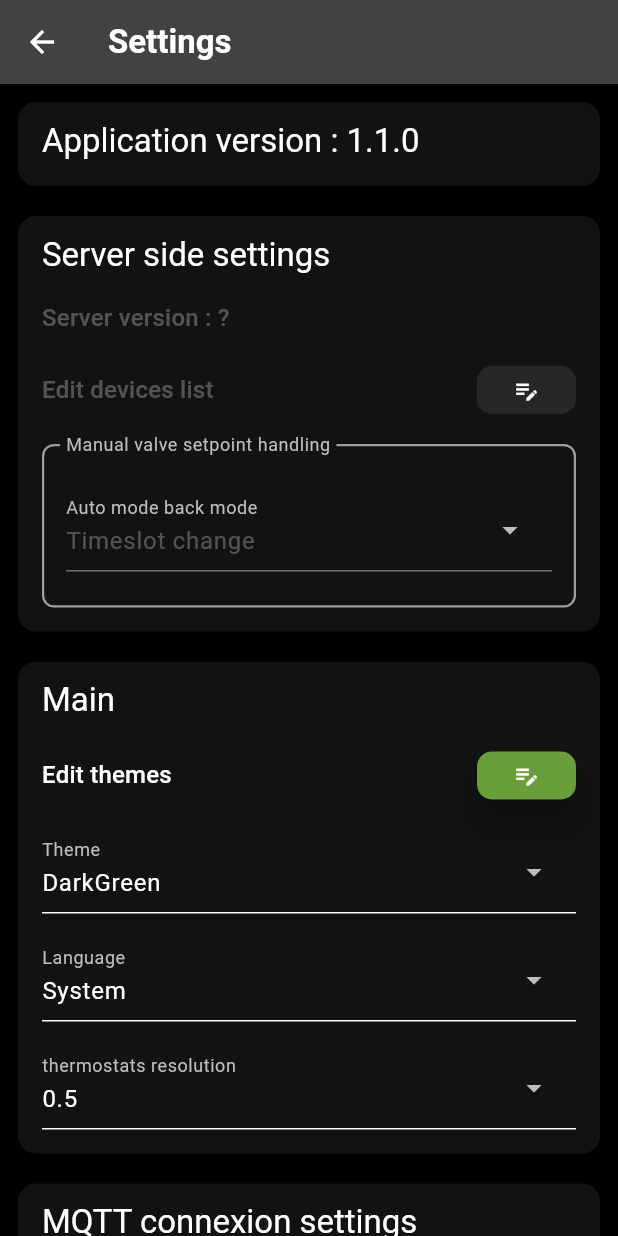
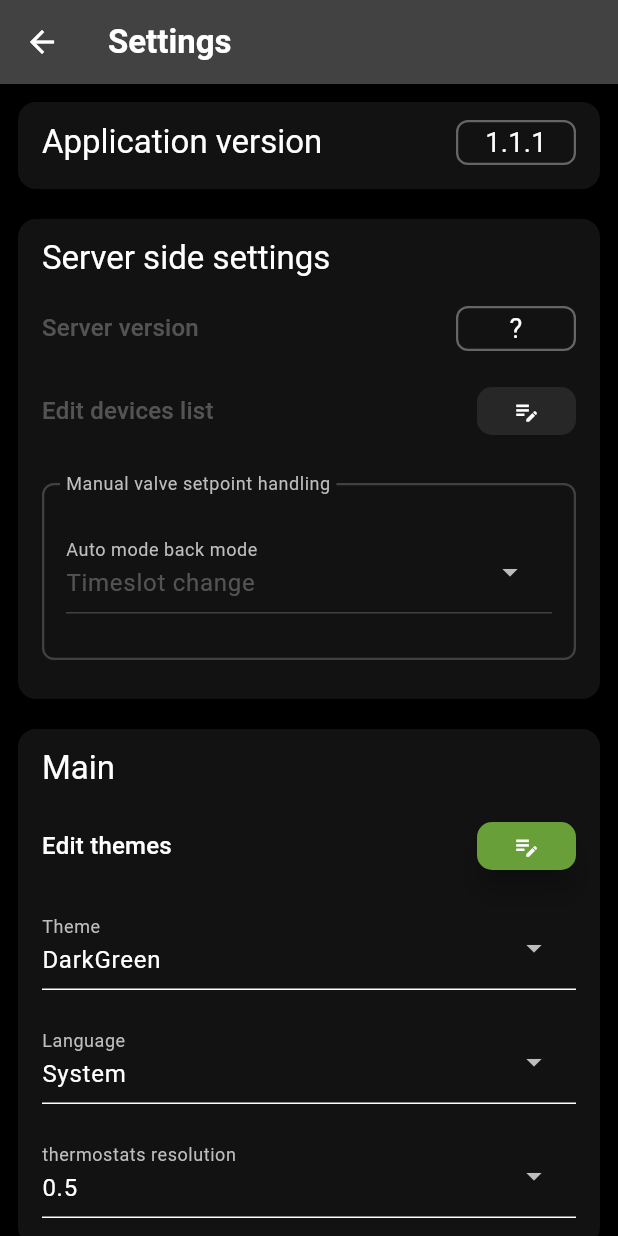
Before and after one commit to celariss/flutter_heating_control_app, a Flutter app: the SettingsPage screen opened directly, on a phone screen of 412 x 824 dp. Run offline on Flutter 3.47's test engine with Material 3 defaults, Android fonts, the phone set to English and light mode, and no system bars; our stand-ins replace flutter_colorpicker, flutter_secure_storage, package_info_plus, shared_preferences, sleek_circular_slider, yaml; missing offline and left inert: event, mqtt_client, navbar_router; accounts and stored records are empty.

Commit message:
localized strings in themes editor + visual improvements

```diff
--- a/lib/l10n/app_localizations.dart
+++ b/lib/l10n/app_localizations.dart
@@ -401,14 +401,14 @@ abstract class AppLocalizations {
   /// No description provided for @settingsAppVersion.
   ///
   /// In en, this message translates to:
-  /// **'Application version : {version}'**
-  String settingsAppVersion(String version);
+  /// **'Application version'**
+  String get settingsAppVersion;
 
   /// No description provided for @settingsServerVersion.
   ///
   /// In en, this message translates to:
-  /// **'Server version : {version}'**
-  String settingsServerVersion(String version);
+  /// **'Server version'**
+  String get settingsServerVersion;
 
   /// No description provided for @settingsErrorMandatoryValue.
   ///
@@ -715,6 +715,114 @@ abstract class AppLocalizations {
   /// In en, this message translates to:
   /// **'Some weekdays are still active on this daily timeslots'**
   String get timeslotsErrorNotEmpty;
+
+  /// No description provided for @background1Color.
+  ///
+  /// In en, this message translates to:
+  /// **'Background #1 (behind)'**
+  String get background1Color;
+
+  /// No description provided for @background2Color.
+  ///
+  /// In en, this message translates to:
+  /// **'Background #2 (middle)'**
+  String get background2Color;
+
+  /// No description provided for @background3Color.
+  ///
+  /// In en, this message translates to:
+  /// **'Background #3 (front)'**
+  String get background3Color;
+
+  /// No description provided for @normalTextColor.
+  ///
+  /// In en, this message translates to:
+  /// **'Standard text'**
+  String get normalTextColor;
+
+  /// No description provided for @specialTextColor.
+  ///
+  /// In en, this message translates to:
+  /// **'Special text'**
+  String get specialTextColor;
+
+  /// No description provided for @appBarColor.
+  ///
+  /// In en, this message translates to:
+  /// **'App bar'**
+  String get appBarColor;
+
+  /// No description provided for @appBarTextColor.
+  ///
+  /// In en, this message translates to:
+  /// **'App bar text'**
+  String get appBarTextColor;
+
+  /// No description provided for @focusColor.
+  ///
+  /// In en, this message translates to:
+  /// **'Focus/selections'**
+  String get focusColor;
+
+  /// No description provided for @heaterWidgetTrackColor.
+  ///
+  /// In en, this message translates to:
+  /// **'Heater track'**
+  String get heaterWidgetTrackColor;
+
+  /// No description provided for @heaterWidgetNoScheduleStateColor.
+  ///
+  /// In en, this message translates to:
+  /// **'No active schedule (heater)'**
+  String get heaterWidgetNoScheduleStateColor;
+
+  /// No description provided for @heaterWidgetAutoStateColor.
+  ///
+  /// In en, this message translates to:
+  /// **'On schedule mode (heater)'**
+  String get heaterWidgetAutoStateColor;
+
+  /// No description provided for @heaterWidgetManuelStateColor.
+  ///
+  /// In en, this message translates to:
+  /// **'Manual mode (heater)'**
+  String get heaterWidgetManuelStateColor;
+
+  /// No description provided for @heaterWidgetPendingStateColor.
+  ///
+  /// In en, this message translates to:
+  /// **'Heater in pending state'**
+  String get heaterWidgetPendingStateColor;
+
+  /// No description provided for @heaterWidgetTitleColor.
+  ///
+  /// In en, this message translates to:
+  /// **'Heater title'**
+  String get heaterWidgetTitleColor;
+
+  /// No description provided for @buttonTextColor.
+  ///
+  /// In en, this message translates to:
+  /// **'Button text'**
+  String get buttonTextColor;
+
+  /// No description provided for @warningColor.
+  ///
+  /// In en, this message translates to:
+  /// **'Warning'**
+  String get warningColor;
+
+  /// No description provided for @errorColor.
+  ///
+  /// In en, this message translates to:
+  /// **'Error'**
+  String get errorColor;
+
+  /// No description provided for @successColor.
+  ///
+  /// In en, this message translates to:
+  /// **'Success'**
+  String get successColor;
 }
 
 class _AppLocalizationsDelegate
--- a/lib/main.dart
+++ b/lib/main.dart
@@ -153,14 +153,14 @@ class MyApp extends StatelessWidget {
 
       inputDecorationTheme: InputDecorationTheme( // Input text fields (TextFormField)
         labelStyle: TextStyle(color: AppTheme().specialTextColor), // style for labels
-        iconColor: AppTheme().normalTextColor, // style for icons
+        iconColor: AppTheme().normalTextColor, // style
         prefixIconColor: AppTheme().specialTextColor, // style for prefix icons
         suffixIconColor: AppTheme().specialTextColor, // style for suffix icons
         counterStyle: TextStyle(
-          color: Colors.grey[600], // counter text style (max length) in TextFormField
+          color: AppTheme().normalTextColor, // counter text style (max length) in TextFormField
         ),
         disabledBorder: UnderlineInputBorder(
-          borderSide: BorderSide(color: AppTheme().normalTextColor.withValues(alpha: 0.38)), // underline color for TextFormField
+          borderSide: BorderSide(color: AppTheme().normalTextColor.withValues(alpha: 0.20)), // underline color for TextFormField
         ),
         enabledBorder: UnderlineInputBorder(
           borderSide: BorderSide(color: AppTheme().normalTextColor), // underline color for TextFormField
--- a/lib/utils/settings_widget_helper.dart
+++ b/lib/utils/settings_widget_helper.dart
@@ -3,8 +3,14 @@ import 'package:heating_control_app/common/common.dart';
 
 class SettingsWidgetHelper {
 
-  static Widget createSection(String title, List<Widget> children, BuildContext context) {
+  static const double padding = 10; // Padding between each field
+  static const double formPadding = 2; // Padding between each form field
+
+  static Widget createSection(String title, List<Widget> children, {Widget ?suffixWidget}) {
     /// Creates a settings section with a title and containinga list of children widgets.
+    return Builder(
+      builder: (BuildContext context) {
+        Widget field = Text(title, style: Theme.of(context).textTheme.titleLarge);
         return Card(
           margin: const EdgeInsets.fromLTRB(12, 12, 12, 8),
           child: Padding(
@@ -14,7 +20,14 @@ class SettingsWidgetHelper {
               children: <Widget>[
                 Padding(
                   padding: const EdgeInsets.only(bottom: 8),
-              child: Text(title, style: Theme.of(context).textTheme.titleLarge),
+                  child: suffixWidget==null ? field :
+                    Row(
+                      children: [
+                        field,
+                        Expanded(child: Container()), // Spacer to push the suffix widget to the right
+                        suffixWidget,
+                      ],
+                    ),
                 ),
                 ...children,
               ],
@@ -22,26 +35,41 @@ class SettingsWidgetHelper {
           ),
         );
       }
+    );
+  }
 
-  static Widget createFieldsGroup(String title, List<Widget> children) {
+  static Widget createFieldsGroup(String title, List<Widget> children, {bool enabled=true}) {
     /// Creates a group of fields with a title and containing a list of children widgets.
     /// The aim is to visually group fields by category within a settings section.
+
+    return Builder(
+      builder: (BuildContext context) {
+        final inputTheme = Theme.of(context).inputDecorationTheme;
+        Color? themeEnabledColor = Theme.of(context).colorScheme.outline;
+        if (inputTheme.enabledBorder!=null && inputTheme.enabledBorder?.borderSide!=null) {
+          themeEnabledColor = inputTheme.enabledBorder?.borderSide.color;
+        }
+        Color? themedisabledColor = Theme.of(context).colorScheme.onSurface.withValues(alpha: 0.15);
+        if (inputTheme.disabledBorder!=null && inputTheme.disabledBorder?.borderSide!=null) {
+          themedisabledColor = inputTheme.disabledBorder?.borderSide.color;
+        }
         return Padding(
-      padding: const EdgeInsets.symmetric(vertical: 8.0),
+          padding: const EdgeInsets.symmetric(vertical: SettingsWidgetHelper.padding+8),
           child: InputDecorator(
             decoration: InputDecoration(
               labelText: title,
-          border: OutlineInputBorder(
+              enabled: enabled,
+              disabledBorder: OutlineInputBorder(
                 borderRadius: BorderRadius.circular(8.0),
-            borderSide: const BorderSide(color: Colors.grey),
+                borderSide: BorderSide(color: themedisabledColor!, width: 1.5),
               ),
               enabledBorder: OutlineInputBorder(
                 borderRadius: BorderRadius.circular(8.0),
-            borderSide: const BorderSide(color: Colors.grey, width: 1.5),
+                  borderSide: BorderSide(color: themeEnabledColor!, width: 1.5),
               ),
             ),
             child: Padding(
-          padding: const EdgeInsets.only(top: 5.0),
+              padding: const EdgeInsets.symmetric(vertical: 5.0),
               child: Column(
                 crossAxisAlignment: CrossAxisAlignment.stretch,
                 children: <Widget>[...children,],
@@ -50,19 +78,29 @@ class SettingsWidgetHelper {
           ),
         );
       }
+    );
+  }
 
-  static Widget createTextField(String text, {bool enabled=true}) {
+  static Widget createTextField(String text, {bool enabled=true, Widget ?suffixWidget}) {
     /// Creates a simple text field with the given text.
     return StatefulBuilder(
       builder: (BuildContext context, StateSetter localSetState) {
         ThemeData theme = Theme.of(context);
-        return Padding(
-          padding:  const EdgeInsets.symmetric(vertical: 8),
-          child: Text(
+        Widget field = Text(
           text,
           style: theme.textTheme.titleMedium?.apply(
             color: enabled ? theme.textTheme.titleMedium?.color : theme.colorScheme.onSurface.withValues(alpha: 0.38)
           ),
+        );
+        return Padding(
+          padding:  const EdgeInsets.symmetric(vertical: SettingsWidgetHelper.padding),
+          child: suffixWidget==null ? field :
+            Row(
+              children: [
+                field,
+                Expanded(child: Container()), // Spacer to push the button to the right
+                suffixWidget,
+              ]
             ),
         );
       }
@@ -71,31 +109,16 @@ class SettingsWidgetHelper {
 
   static Widget createBtnField(String text, IconData icon, VoidCallback onPressed, {bool enabled=true}) {
     /// Creates a button field with the given text, icon, and onPressed callback.
-    return StatefulBuilder(
-      builder: (BuildContext context, StateSetter localSetState) {
-        ThemeData theme = Theme.of(context);
-        return Padding(
-          padding:  const EdgeInsets.symmetric(vertical: 8),
-          child: Row(
-            children: [
-              Text(
+    return SettingsWidgetHelper.createTextField(
       text,
-                style: theme.textTheme.titleMedium?.apply(
-                  color: enabled ? theme.textTheme.titleMedium?.color : theme.colorScheme.onSurface.withValues(alpha: 0.38)
-                ),
-              ),
-              Expanded(child: Container()), // Spacer to push the button to the right
-              Common.createCircleIconButton(
+      enabled: enabled,
+      suffixWidget: Common.createCircleIconButton(
         icon,
         iconSize: 50,
         enabled: enabled,
         shape: RoundedRectangleBorder(borderRadius: BorderRadius.circular(10.0)),
         onPressed: onPressed,
       ),
-            ]
-          ),
-        );
-      }
     );
   }
 
@@ -109,9 +132,10 @@ class SettingsWidgetHelper {
     { bool enabled = true,
       bool mandatory = false,
       String? requiredErrorText,
-      String? Function(String?)? validator}
+      String? Function(String?)? validator,
+      Widget ?suffixWidget}
   ) {
-    return TextFormField(
+    Widget field = TextFormField(
         //key: UniqueKey(),
         onTapOutside: (_) => FocusManager.instance.primaryFocus?.unfocus(),
         enabled: enabled,
@@ -137,6 +161,18 @@ class SettingsWidgetHelper {
         },
         onChanged: (value) => onChanged(value),
       );
+
+    return Padding(
+      padding: const EdgeInsets.symmetric(vertical: SettingsWidgetHelper.formPadding),
+      child: suffixWidget==null ? field :
+        Row(
+          children: [
+            Expanded(child:field),
+            const SizedBox(width: 10),
+            suffixWidget,
+          ]
+        ),
+    );
   }
 
   static Widget createPasswordFormField(
@@ -151,12 +187,13 @@ class SettingsWidgetHelper {
       bool mandatory = false,
       String? requiredErrorText,
       String? showHideTooltip,
-      String? Function(String?)? validator}
+      String? Function(String?)? validator,
+      Widget ?suffixWidget}
   ) {
-    bool obscureMqttPassword = true; // Local state to control
     return StatefulBuilder(
       builder: (BuildContext context, StateSetter localSetState) {
-        return TextFormField(
+        bool obscureMqttPassword = true; // Local state to control
+        Widget field = TextFormField(
                 //key: UniqueKey(),
                 onTapOutside: (_) => FocusManager.instance.primaryFocus?.unfocus(),
                 enabled: enabled,
@@ -195,6 +232,18 @@ class SettingsWidgetHelper {
                 },
                 onChanged: (value) => onChanged(value),
               );
+
+        return Padding(
+          padding: const EdgeInsets.symmetric(vertical: SettingsWidgetHelper.formPadding),
+          child: suffixWidget==null ? field :
+            Row(
+              children: [
+                Expanded(child:field),
+                const SizedBox(width: 10),
+                suffixWidget,
+              ]
+            ),
+        );
       }
     );
   }
@@ -211,9 +260,10 @@ class SettingsWidgetHelper {
       bool mandatory = false,
       String? requiredErrorText,
       String? errorText,
-      String? Function(int)? validator}
+      String? Function(int)? validator,
+      Widget ?suffixWidget}
   ) {
-    return TextFormField(
+    Widget field = TextFormField(
         //key: UniqueKey(),
         onTapOutside: (_) => FocusManager.instance.primaryFocus?.unfocus(),
         autovalidateMode: AutovalidateMode.onUserInteraction,
@@ -252,6 +302,18 @@ class SettingsWidgetHelper {
           }
         },
       );
+
+    return Padding(
+      padding: const EdgeInsets.symmetric(vertical: SettingsWidgetHelper.formPadding),
+      child: suffixWidget==null ? field :
+        Row(
+          children: [
+            Expanded(child:field),
+            const SizedBox(width: 10),
+            suffixWidget,
+          ]
+        ),
+    );
   }
 
   static Widget createBoolFormField(
@@ -269,7 +331,9 @@ class SettingsWidgetHelper {
 
     return StatefulBuilder(
       builder: (BuildContext context, StateSetter localSetState) {
-        return ListTile(
+        return Padding(
+          padding: const EdgeInsets.symmetric(vertical: SettingsWidgetHelper.padding),
+          child: ListTile(
             //key: UniqueKey(),
             enabled: enabled,
             contentPadding: EdgeInsets.zero,
@@ -290,6 +354,7 @@ class SettingsWidgetHelper {
                 Text(yesText ?? ""),
               ],
             ),
+          ),
         );
       }
     );
@@ -303,12 +368,11 @@ class SettingsWidgetHelper {
     List values,
     dynamic initialValue,
     void Function(String) onChanged,
-    { bool enabled = true}
+    { bool enabled = true,
+      Widget ?suffixWidget}
   ) {
     final List<String> options = values.cast<String>();
-    return Padding(
-      padding: const EdgeInsets.symmetric(vertical: 8),
-      child: DropdownMenu<String>(
+    Widget field = DropdownMenu<String>(
         //key: UniqueKey(),
         requestFocusOnTap: false,
         initialSelection: options.contains(initialValue) ? initialValue as String : null,
@@ -322,6 +386,17 @@ class SettingsWidgetHelper {
           if (value == null) return;
           onChanged(value);
         },
+      );
+
+    return Padding(
+      padding: const EdgeInsets.symmetric(vertical: SettingsWidgetHelper.padding),
+      child: suffixWidget==null ? field :
+        Row(
+          children: [
+            Expanded(child:field),
+            const SizedBox(width: 10),
+            suffixWidget,
+          ]
         ),
     );
   }
--- a/lib/widgets/homepage/deviceseditorpage.dart
+++ b/lib/widgets/homepage/deviceseditorpage.dart
@@ -119,11 +119,8 @@ class _DevicesEditorPageState extends State<DevicesEditorPage> {
             itemCount: devices.length,
             itemBuilder: (BuildContext context, int index) =>
                 deviceTileBuilder(context, devices[orderedDevices[index]]),
-            onReorder: (oldIndex, newIndex) {
+            onReorderItem: (oldIndex, newIndex) {
               setState(() {
-                if (oldIndex < newIndex) {
-                  newIndex -= 1;
-                }
                 if (oldIndex != newIndex) {
                   String item = orderedDevices.removeAt(oldIndex);
                   orderedDevices.insert(newIndex, item);
--- a/lib/widgets/homepage/settingspage.dart
+++ b/lib/widgets/homepage/settingspage.dart
@@ -3,6 +3,7 @@ import 'package:flutter/material.dart';
 import 'package:flutter/rendering.dart';
 import 'package:heating_control_app/common/common.dart';
 import 'package:heating_control_app/common/model_ctrl.dart';
+import 'package:heating_control_app/common/theme.dart';
 import 'package:heating_control_app/main.dart';
 import 'package:heating_control_app/widgets/homepage/themeseditorpage.dart';
 import 'package:navbar_router/navbar_router.dart';
@@ -186,11 +187,38 @@ class _SettingsPage extends State<SettingsPage> {
     return '$lang (${locale.toLanguageTag()})';
   }
 
+  static Widget _createVersionWidget(String version) {
+    return Builder(
+      builder: (BuildContext context) {
+        final inputTheme = Theme.of(context).inputDecorationTheme;
+        Color? themeEnabledColor = Theme.of(context).colorScheme.outline;
+        if (inputTheme.enabledBorder!=null && inputTheme.enabledBorder?.borderSide!=null) {
+          themeEnabledColor = inputTheme.enabledBorder?.borderSide.color;
+        }
+        themeEnabledColor = themeEnabledColor?.withValues(alpha:0.35);
+        return SizedBox(
+          width: 80.0,
+          height: 30.0,
+          child: InputDecorator(
+            decoration: InputDecoration(
+              contentPadding: EdgeInsetsGeometry.all(0),
+              enabledBorder: OutlineInputBorder(
+                borderRadius: BorderRadius.circular(8.0),
+                  borderSide: BorderSide(color: themeEnabledColor!, width: 1.5),
+              ),
+            ),
+            child: Text(version, textAlign: TextAlign.center, style: TextStyle(color: AppTheme().normalTextColor, fontSize: 18)),
+          ),
+        );
+      }
+    );
+  }
+
   Widget _buildInformationSection() {
     return SettingsWidgetHelper.createSection(
-      wcLocalizations().settingsAppVersion(Package().getPackageInfo()?.version ?? ''),
+      wcLocalizations().settingsAppVersion,
       <Widget>[ ],
-      context
+      suffixWidget: _createVersionWidget(Package().getPackageInfo()?.version ?? '?'),
     );
   }
 
@@ -199,7 +227,11 @@ class _SettingsPage extends State<SettingsPage> {
     return SettingsWidgetHelper.createSection(
       wcLocalizations().settingsGroupServer,
       <Widget>[
-        SettingsWidgetHelper.createTextField(wcLocalizations().settingsServerVersion(enabled ? ModelCtrl().serverVersion : '?'), enabled: enabled),
+        SettingsWidgetHelper.createTextField(
+          wcLocalizations().settingsServerVersion,
+          enabled: enabled,
+          suffixWidget: _createVersionWidget(enabled ? ModelCtrl().serverVersion : '?'),
+        ),
         SettingsWidgetHelper.createBtnField(
           wcLocalizations().settingsEditDevicesList,
           Icons.edit_note,
@@ -219,7 +251,8 @@ class _SettingsPage extends State<SettingsPage> {
               (value) => ModelCtrl().setManualResetMode(str2ManualResetMode(value)),
               enabled: enabled,
             ),
-          ]
+          ],
+          enabled: enabled,
         ),
         if (manualResetMode == '')
           SettingsWidgetHelper.createListPickerField(
@@ -230,7 +263,6 @@ class _SettingsPage extends State<SettingsPage> {
             enabled: enabled,
           ),
       ],
-      context
     );
   }
 
@@ -293,7 +325,6 @@ class _SettingsPage extends State<SettingsPage> {
           (value) => Settings().setThermostatResolution(double.parse(value)),
         ),
       ],
-      context
     );
   }
 
@@ -332,7 +363,6 @@ class _SettingsPage extends State<SettingsPage> {
           mqttChanged = true;
         },),
       ],
-      context
     );
   }
 
--- a/lib/widgets/schedule/scheduleitem.dart
+++ b/lib/widgets/schedule/scheduleitem.dart
@@ -82,10 +82,7 @@ class ScheduleItem extends StatelessWidget {
                       const SizedBox(height: 8),
                     ]));
                   },
-                  onReorder: (oldIndex, newIndex) {
-                    if (oldIndex < newIndex) {
-                      newIndex -= 1;
-                    }
+                  onReorderItem: (oldIndex, newIndex) {
                     Map item = timeslotsSets.removeAt(oldIndex);
                     timeslotsSets.insert(newIndex, item);
                     ModelCtrl().onScheduleChanged(scheduleName);
--- a/lib/widgets/schedule/schedulespage.dart
+++ b/lib/widgets/schedule/schedulespage.dart
@@ -124,10 +124,7 @@ class _SchedulesPage extends State<SchedulesPage> {
           itemBuilder: (context, index) {
             return Schedule.scheduleTileBuilder(context, schedulerData!['schedules'][index]);
           },
-          onReorder: (oldIndex, newIndex) {
-            if (oldIndex < newIndex) {
-              newIndex -= 1;
-            }
+          onReorderItem: (oldIndex, newIndex) {
             if (oldIndex != newIndex) {
               ModelCtrl().swapSchedules(oldIndex, newIndex);
             }
--- a/lib/widgets/temperatureset/temperaturesets.dart
+++ b/lib/widgets/temperatureset/temperaturesets.dart
@@ -24,11 +24,8 @@ class _TemperatureSetsState extends State<TemperatureSets> {
         itemCount: widget.temperatureSetsData.length,
         itemBuilder: (BuildContext context, int index) =>
             TemperatureSet.temperatureSetTileBuilder(context, widget.temperatureSetsData[index], widget.scheduleName),
-        onReorder: (oldIndex, newIndex) {
+        onReorderItem: (oldIndex, newIndex) {
           setState(() {
-            if (oldIndex < newIndex) {
-              newIndex -= 1;
-            }
             if (oldIndex != newIndex) {
               final Map item = widget.temperatureSetsData.removeAt(oldIndex);
               widget.temperatureSetsData.insert(newIndex, item);
--- a/pubspec.yaml
+++ b/pubspec.yaml
@@ -17,7 +17,7 @@ publish_to: 'none' # Remove this line if you wish to publish to pub.dev
 # https://developer.apple.com/library/archive/documentation/General/Reference/InfoPlistKeyReference/Articles/CoreFoundationKeys.html
 # In Windows, build-name is used as the major, minor, and patch parts
 # of the product and file versions while build-number is used as the build suffix.
-version: 1.1.0
+version: 1.1.1
 
 environment:
   sdk: '>=2.19.0 <4.0.0'
```
Also changed, not shown: lib/l10n/app_en.arb (+22 -17 lines), lib/l10n/app_fr.arb (+22 -17 lines), lib/l10n/app_localizations_en.dart (+56 -6 lines), lib/l10n/app_localizations_fr.dart (+57 -6 lines), lib/mqtt/mqtt_client.dart (+5 -4 lines), lib/widgets/homepage/themeseditorpage.dart (+22 -5 lines), lib/widgets/temperatureset/temperature_picker.dart (+5 -3 lines), 3 other files. Lines whose indentation alone changed are shown as unchanged.
